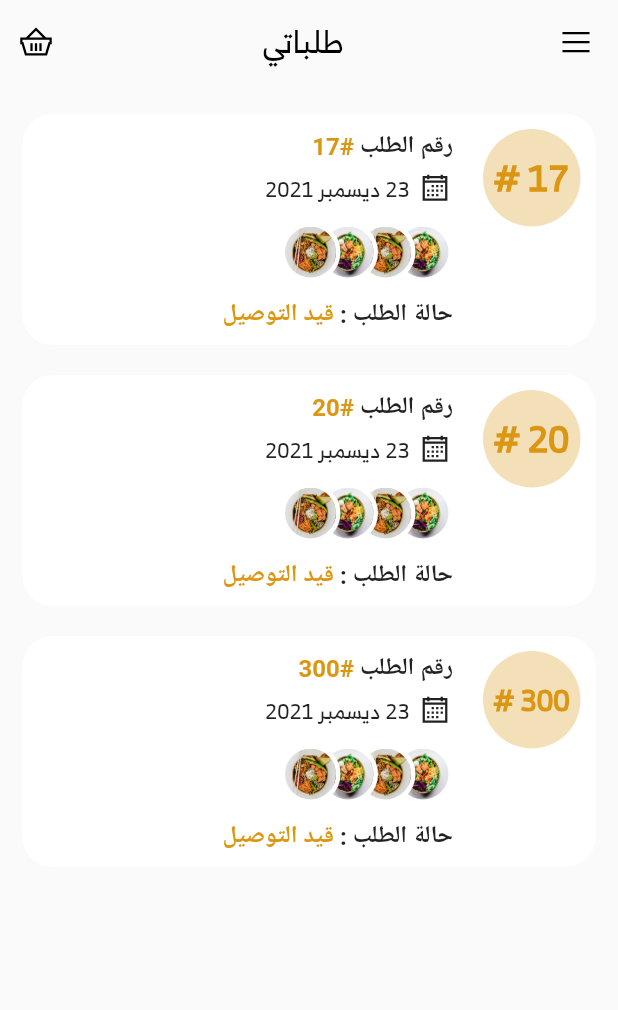
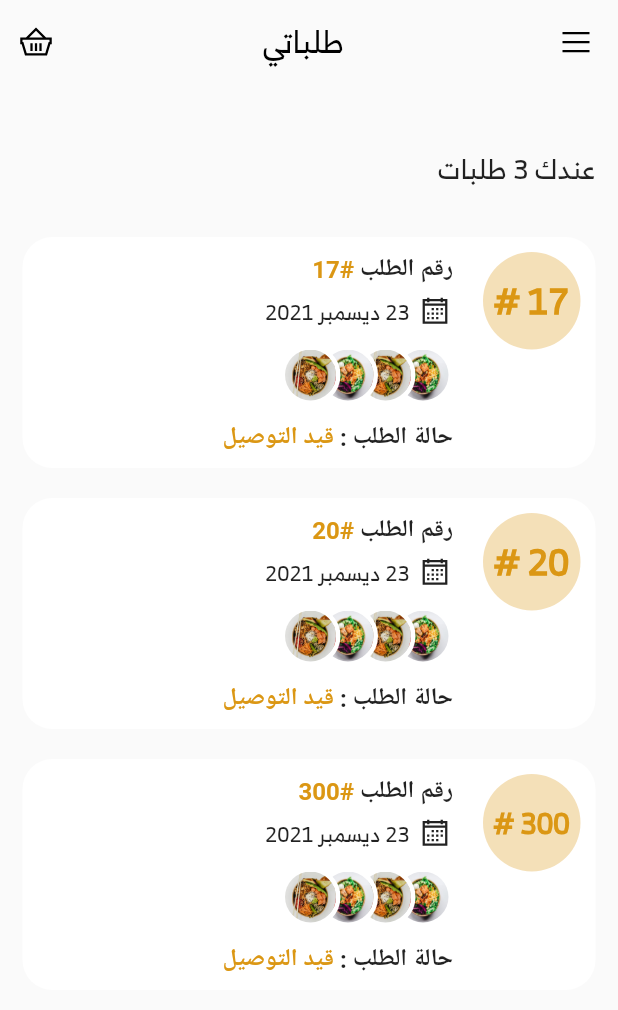
Before and after one commit to almunzir99/BabCare, a Flutter app: the OrdersPage screen opened by its route, on a phone screen of 412 x 824 dp. Shown: the top 1010 px of the screen. Run offline on Flutter 3.47's test engine with Material 2 defaults, Android fonts, the phone set to English and light mode, and no system bars; drawn by our look-alikes of auto_size_text; our stand-ins replace carousel_slider, flutter_zoom_drawer, get, google_nav_bar, line_icons, responsive_grid and 1 more.

Commit message:
add title orders page

```diff
--- a/Client/babcare/lib/views/pages/orders.dart
+++ b/Client/babcare/lib/views/pages/orders.dart
@@ -41,8 +41,25 @@ class OrdersPage extends StatelessWidget {
                       icon: const Icon(LineIcons.shoppingBasket))
                 ],
               ),
-        body: Container(
-          padding: const EdgeInsets.symmetric(horizontal: 15.0, vertical: 10.0),
+        body: Column(
+          crossAxisAlignment: CrossAxisAlignment.start,
+          children: [
+            const SizedBox(
+              height: 30.0,
+            ),
+            const Padding(
+              padding: EdgeInsets.symmetric(horizontal: 15.0, vertical: 10.0),
+              child: Text(
+                "عندك 3 طلبات",
+                style: TextStyle(fontSize: 18.0),
+              ),
+            ),
+            Container(
+              height: hideAppBar == true
+                  ? MediaQuery.of(context).size.height * .69
+                  : MediaQuery.of(context).size.height * .75,
+              padding:
+                  const EdgeInsets.symmetric(horizontal: 15.0, vertical: 10.0),
               child: ListView(
                 children: ["17", "20", "300"]
                     .map((e) => Container(
@@ -114,7 +131,8 @@ class OrdersPage extends StatelessWidget {
                                   ),
                                   SizedBox(
                                     height: 40.0,
-                                width: MediaQuery.of(context).size.width * 0.62,
+                                    width: MediaQuery.of(context).size.width *
+                                        0.62,
                                     child: Stack(
                                       children: [
                                         1,
@@ -136,7 +154,8 @@ class OrdersPage extends StatelessWidget {
                                                           width: 3.0)),
                                                   child: ClipRRect(
                                                     borderRadius:
-                                                    BorderRadius.circular(20.0),
+                                                        BorderRadius.circular(
+                                                            20.0),
                                                     child: Image(
                                                       image: AssetImage(
                                                           "assets/temp/food/image-${e + 3}.png"),
@@ -173,6 +192,8 @@ class OrdersPage extends StatelessWidget {
                         ))
                     .toList(),
               ),
+            ),
+          ],
         ));
   }
 }
```
Lines whose indentation alone changed are shown as unchanged.
